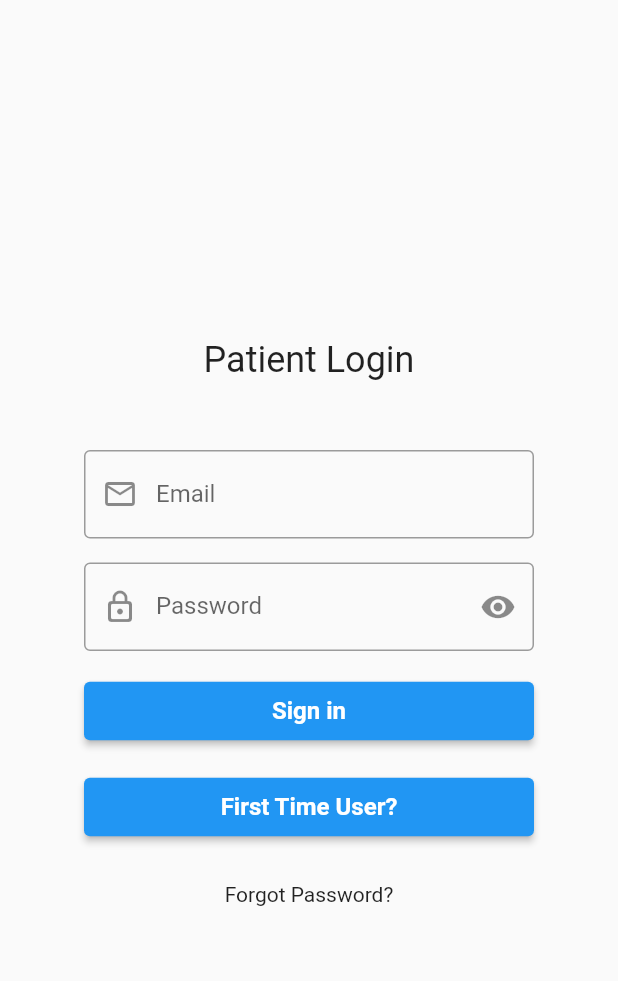
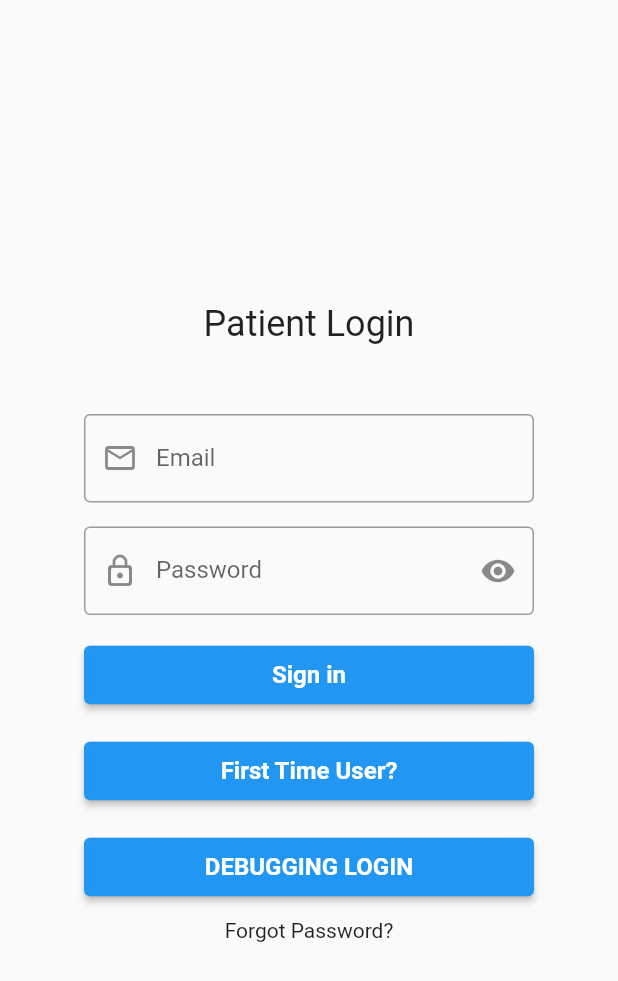
Before and after one commit to PalliNet/JID-2358-PalliNet, a Flutter app: the PatientLogin screen opened by its route, on a phone screen of 412 x 824 dp. Shown: the top 981 px of the screen. Run offline on Flutter 3.47's test engine with Material 2 defaults, Android fonts, the phone set to English and light mode, and no system bars; our stand-ins replace cloud_firestore, firebase_auth, firebase_core, fl_chart, flutter_datetime_picker, shared_preferences and 2 more; missing offline and left inert: age_calculator; accounts and stored records are empty.

Commit message:
Debugging login

```diff
--- a/lib/components/appointment_cancel_dialog.dart
+++ b/lib/components/appointment_cancel_dialog.dart
@@ -3,7 +3,7 @@ import 'package:intl/intl.dart';
 import 'package:pallinet/firestore/firestore.dart';
 
 Future<void> CancelDialog(BuildContext context, String id, String name,
-    DateTime date, Function refresh) {
+    DateTime date, Function callback) {
   return showDialog<void>(
     context: context,
     builder: (BuildContext context) {
@@ -29,7 +29,7 @@ Future<void> CancelDialog(BuildContext context, String id, String name,
             onPressed: () {
               cancelAppointment(id);
               Navigator.of(context).pop();
-              refresh();
+              callback();
             },
           ),
         ],
--- a/lib/components/appointment_card.dart
+++ b/lib/components/appointment_card.dart
@@ -22,7 +22,8 @@ class AppointmentCard extends StatelessWidget {
     return InkWell(
         onTap: () => {
               Navigator.pushNamed(context, "/appointments/details",
-                  arguments: id)
+                      arguments: id)
+                  .then((_) => refresh())
             },
         child: Card(
             child: Padding(
--- a/lib/firestore/firestore.dart
+++ b/lib/firestore/firestore.dart
@@ -186,7 +186,7 @@ void createAppointment(Map<String, dynamic> payload) async {
 
   await docRef.set({
     "appointmentID": docRef.id,
-    "patient": "temp_value_patient", // TODO Haven't decided on how to do ids
+    "patient": payload["patient"], // TODO Haven't decided on how to do ids
     "practitioner": "2222222", // temp practicioner id
     "appointmentType": payload["type"],
     "description": payload["description"],
--- a/lib/views/patient/patient_login.dart
+++ b/lib/views/patient/patient_login.dart
@@ -157,25 +157,26 @@ class FormContentState extends State<FormContent> {
               ),
             ),
             gap(),
-            // SizedBox(
-            //   // DEBUGGING LOGIN
-            //   width: double.infinity,
-            //   child: ElevatedButton(
-            //     style: ElevatedButton.styleFrom(
-            //       shape: RoundedRectangleBorder(borderRadius: BorderRadius.circular(4)),
-            //     ),
-            //     child: const Padding(
-            //       padding: EdgeInsets.all(10.0),
-            //       child: Text(
-            //         'DEBUGGING LOGIN',
-            //         style: TextStyle(fontSize: 16, fontWeight: FontWeight.bold),
-            //       ),
-            //     ),
-            //     onPressed: () {
-            //       debugLogin(context);
-            //     },
-            //   ),
-            // ),
+            SizedBox(
+              // DEBUGGING LOGIN
+              width: double.infinity,
+              child: ElevatedButton(
+                style: ElevatedButton.styleFrom(
+                  shape: RoundedRectangleBorder(
+                      borderRadius: BorderRadius.circular(4)),
+                ),
+                child: const Padding(
+                  padding: EdgeInsets.all(10.0),
+                  child: Text(
+                    'DEBUGGING LOGIN',
+                    style: TextStyle(fontSize: 16, fontWeight: FontWeight.bold),
+                  ),
+                ),
+                onPressed: () {
+                  debugLogin(context);
+                },
+              ),
+            ),
             InkWell(
                 child: const Padding(
                   padding: EdgeInsets.all(10.0),
--- a/lib/views/physician/create_appointment.dart
+++ b/lib/views/physician/create_appointment.dart
@@ -217,7 +217,7 @@ class AppointmentContentState extends State<AppointmentContent> {
                               validateCombinedDateTime(
                                   scheduledTimeStart, scheduledTimeEnd)) {
                             Map<String, dynamic> payload = {
-                              "patient": patient,
+                              "patient": patient!.name,
                               "practitioner": practitioners,
                               "description": desc,
                               "type": serviceType?.value,
```
Also changed, not shown: lib/views/detailed_appointment_view.dart (+11 -2 lines).
